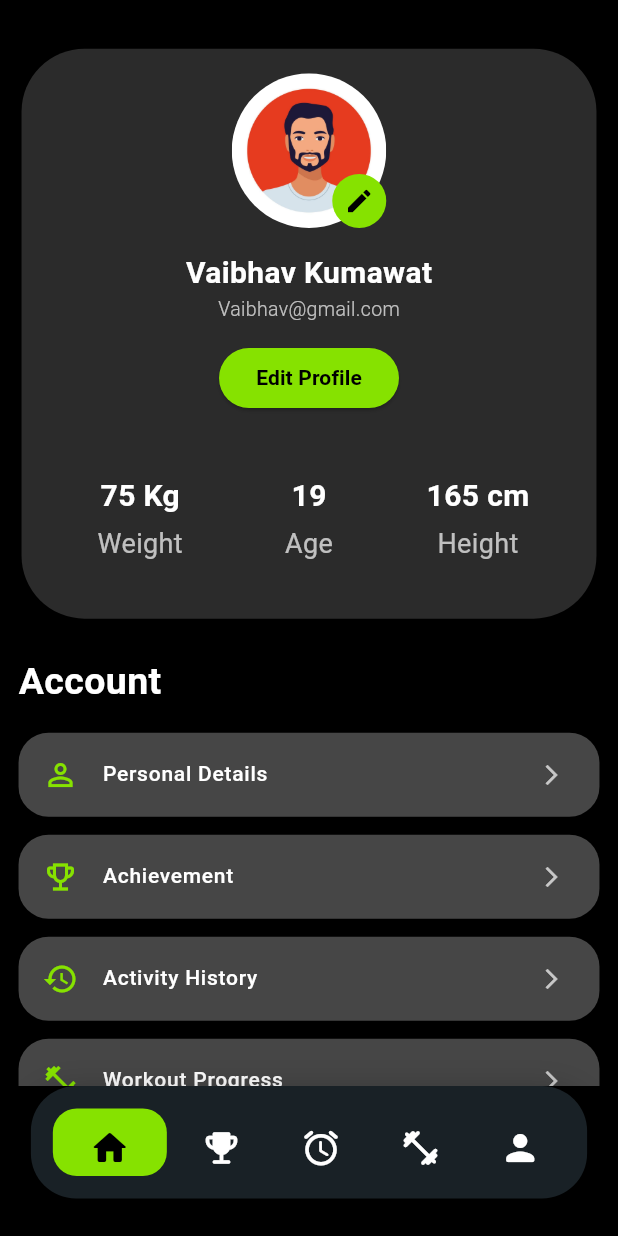
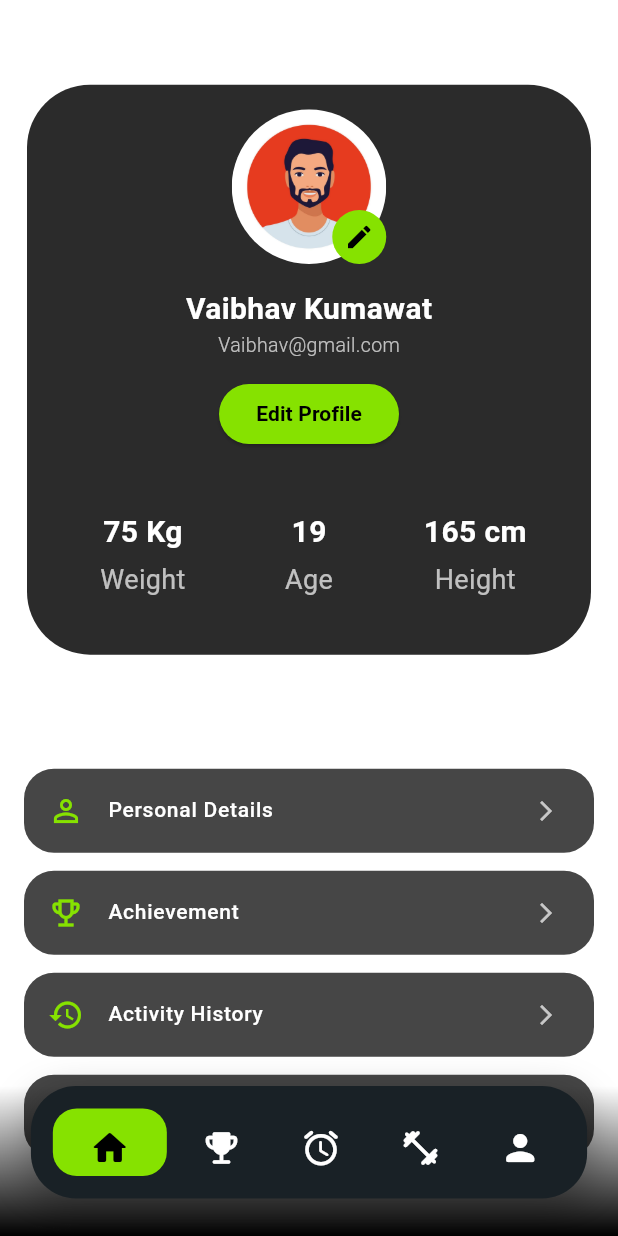
Before and after one commit to Va16hav07/smart_health, a Flutter app: the ProfilePage screen opened directly, on a phone screen of 412 x 824 dp. Run offline on Flutter 3.47's test engine with Material 3 defaults, Android fonts, the phone set to English and light mode, and no system bars; our stand-ins replace firebase_core, flutter_tts; accounts and stored records are empty.

Commit message:
fixed bottom nav

```diff
--- a/lib/pages/ProfilePage.dart
+++ b/lib/pages/ProfilePage.dart
@@ -80,12 +80,10 @@
     final padding = MediaQuery.of(context).padding;
 
     return Scaffold(
-      backgroundColor: Colors.black,
+      backgroundColor: Colors.transparent,
+      extendBody: true,
       body: SingleChildScrollView(
-        padding: EdgeInsets.symmetric(
-          horizontal: screenWidth * 0.03,
-          vertical: padding.top + 16,
-        ),
+        padding: EdgeInsets.fromLTRB(16.0, 40.0, 16.0, padding.bottom + 80.0),
         child: Column(
           crossAxisAlignment: CrossAxisAlignment.start,
           children: [
@@ -206,7 +204,20 @@
           ],
         ),
       ),
-      bottomNavigationBar: CustomBottomNavBar(),
+      bottomNavigationBar: Container(
+        decoration: BoxDecoration(
+          gradient: LinearGradient(
+            begin: Alignment.topCenter,
+            end: Alignment.bottomCenter,
+            colors: [
+              Colors.transparent,
+              Colors.black.withOpacity(0.5),
+              Colors.black,
+            ],
+          ),
+        ),
+        child: CustomBottomNavBar(),
+      ),
     );
   }
 
```
